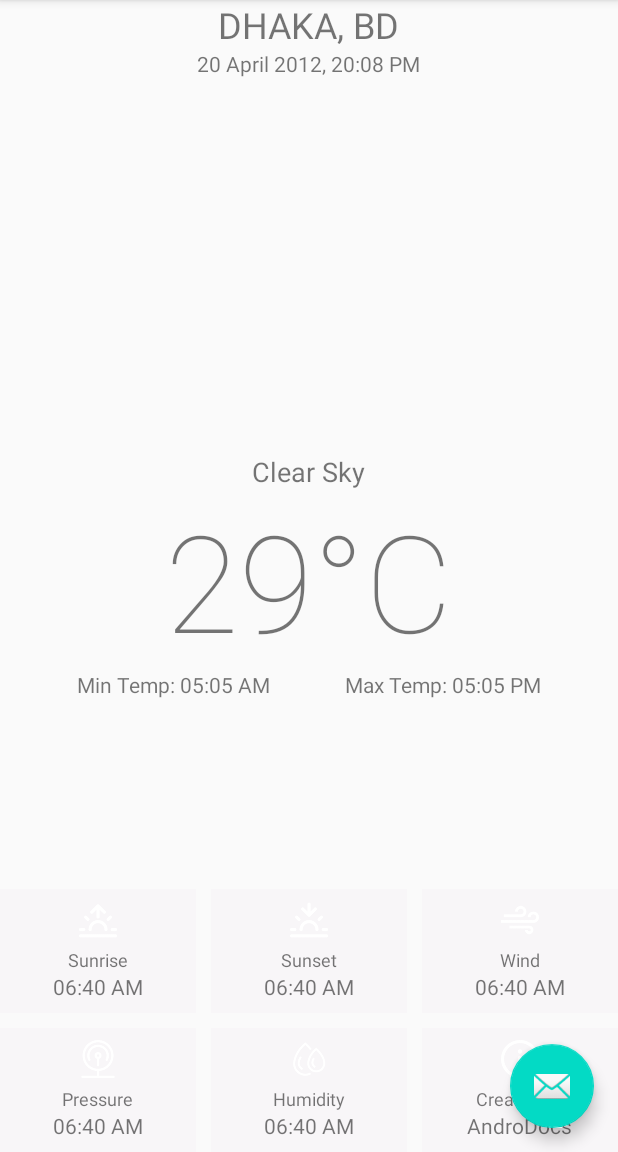
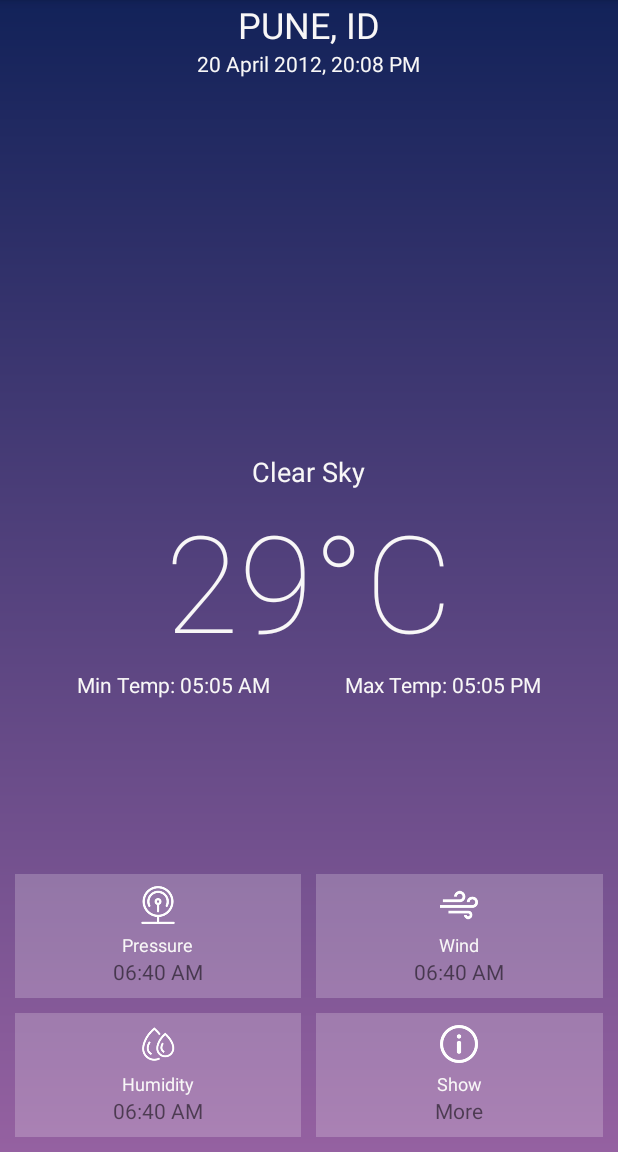
Before and after one commit to sachinsonvane/WeatherApp, an Android app: the WeatherDetails screen opened through its navigation route, on a phone screen of 412 x 824 dp, the part 84-1236 px from its top. Run offline under Robolectric (Android 15) with nearby library versions, the phone set to English and light mode, and no system bars; 2 statements that could not run were skipped.

Commit message:
Api, UI , resource changes
# fetch weather data from server.
# fetch cities local assets file of data.

```diff
--- a/app/src/main/java/com/cname/weatherapp/model/Clouds.kt
+++ b/app/src/main/java/com/cname/weatherapp/model/Clouds.kt
@@ -1,4 +1,4 @@
 package com.cname.weatherapp.model
 
-class Clouds(val all:Long) {
+class Clouds(val all:String) {
 }
--- a/app/src/main/java/com/cname/weatherapp/model/Main.kt
+++ b/app/src/main/java/com/cname/weatherapp/model/Main.kt
@@ -1,5 +1,5 @@
 package com.cname.weatherapp.model
 
-class Main(val temp:Double,val temp_min:Double,val temp_max:Double,val pressure:Double,
-           val sea_level:Double,val grnd_level:Double,val humidity:Double,val temp_kf:Double) {
+class Main(val temp:String,val temp_min:String,val temp_max:String,val pressure:String,
+           val sea_level:String,val grnd_level:String,val humidity:String,val temp_kf:String) {
 }
--- a/app/src/main/java/com/cname/weatherapp/model/WData.kt
+++ b/app/src/main/java/com/cname/weatherapp/model/WData.kt
@@ -1,4 +1,4 @@
 package com.cname.weatherapp.model
 
-class WData(val dt: Long, val main: Main, val weather: Weather, val clouds:Clouds, val wind:Wind, val sys:Sys, val dt_txt:String) {
+class WData(val dt: String, val main: Main, val weather: Weather, val clouds:Clouds, val wind:Wind, val sys:Sys, val dt_txt:String,val city:City) {
 }
--- a/app/src/main/java/com/cname/weatherapp/model/Weather.kt
+++ b/app/src/main/java/com/cname/weatherapp/model/Weather.kt
@@ -1,4 +1,4 @@
 package com.cname.weatherapp.model
 
-class Weather(val id:Long,val main:String,val description:String,val icon:String) {
+class Weather(val id:String,val main:String,val description:String,val icon:String) {
 }
--- a/app/src/main/java/com/cname/weatherapp/model/Wind.kt
+++ b/app/src/main/java/com/cname/weatherapp/model/Wind.kt
@@ -1,4 +1,4 @@
 package com.cname.weatherapp.model
 
-class Wind(val speed:Double,val deg:Double) {
+class Wind(val speed:String,val deg:String) {
 }
--- a/app/src/main/java/com/cname/weatherapp/view/FilterWeathers.kt
+++ b/app/src/main/java/com/cname/weatherapp/view/FilterWeathers.kt
@@ -10,6 +10,7 @@ import android.widget.AdapterView
 import android.widget.ArrayAdapter
 import android.widget.Button
 import android.widget.Toast
+import androidx.lifecycle.LiveData
 import androidx.lifecycle.Observer
 import androidx.lifecycle.ViewModelProvider
 import androidx.navigation.fragment.findNavController
@@ -25,6 +26,8 @@ class FilterWeathers : Fragment() , AdapterView.OnItemSelectedListener{
 
     var mFilterWeathersViewModel: FilterWeathersViewModel? = null
     var mCityInfoList = arrayOf<String>();
+    var mCities: List<City> = arrayListOf<City>()
+
     override fun onCreateView(
             inflater: LayoutInflater, container: ViewGroup?,
             savedInstanceState: Bundle?
@@ -38,15 +41,16 @@ class FilterWeathers : Fragment() , AdapterView.OnItemSelectedListener{
 
         init();
 
-       /* view.findViewById<Button>(R.id.button_first).setOnClickListener {
-            findNavController().navigate(R.id.action_FirstFragment_to_SecondFragment)
-        }*/
+        view.findViewById<Button>(R.id.goToWeatherDetailsBtn).setOnClickListener {
+            findNavController().navigate(R.id.action_FilterWeathersFragment_to_WeatherDetailsFragment)
+        }
     }
 
     fun init(){
         mFilterWeathersViewModel = ViewModelProvider(this)[FilterWeathersViewModel::class.java]
         mFilterWeathersViewModel!!.mCities.observe(this, Observer { cities ->
 
+            mCities = cities;
             setAdapter(cities);
         })
     }
@@ -79,12 +83,7 @@ class FilterWeathers : Fragment() , AdapterView.OnItemSelectedListener{
 
     override fun onItemSelected(parent: AdapterView<*>?, view: View?, position: Int, id: Long) {
 
-        when (view?.id) {
-            1 -> showToast(message = "Spinner 2 Position:${position} and language: ${mCityInfoList[position]}")
-            else -> {
-                showToast(message = "Spinner 1 Position:${position} and language: ${mCityInfoList[position]}")
-            }
-        }
+        MyApplication.getInstance().mCity = mCities.get(position);
     }
 
     private fun showToast(context: Context = activity!!.baseContext, message: String, duration: Int = Toast.LENGTH_LONG) {
--- a/app/src/main/java/com/cname/weatherapp/view/MainActivity.kt
+++ b/app/src/main/java/com/cname/weatherapp/view/MainActivity.kt
@@ -15,10 +15,7 @@ class MainActivity : AppCompatActivity() {
         setContentView(R.layout.activity_main)
         setSupportActionBar(toolbar)
 
-        fab.setOnClickListener { view ->
-            Snackbar.make(view, "Replace with your own action", Snackbar.LENGTH_LONG)
-                    .setAction("Action", null).show()
-        }
+
     }
 
     override fun onCreateOptionsMenu(menu: Menu): Boolean {
--- a/app/src/main/java/com/cname/weatherapp/view/MyApplication.kt
+++ b/app/src/main/java/com/cname/weatherapp/view/MyApplication.kt
@@ -5,18 +5,19 @@ import android.content.Context
 import android.net.ConnectivityManager
 import android.net.NetworkCapabilities
 import android.os.Build
+import com.cname.weatherapp.model.City
 
 class MyApplication : Application() {
 
-    val BASE_URL = "";
+    val BASE_URL = "https://samples.openweathermap.org/data/2.5/forecast?";
+    var API = "439d4b804bc8187953eb36d2a8c26a02"
     val PRIVATE_MODE = 0
     val PREF_TITLE = "title"
-    val PREF_DESCRIPTION = "description"
-    val PREF_IMG_PATH = "imgpath"
-    val PREF_PAGE_TITLE = "page_title"
+
     val PREF_ALL_RES_DATA = "all_res_data"
 
     val TIMEOUT = 7000
+    var mCity:City? = null
 
     init {
         instance = this
--- a/app/src/main/res/layout/activity_main.xml
+++ b/app/src/main/res/layout/activity_main.xml
@@ -22,12 +22,5 @@
 
     <include layout="@layout/content_main" />
 
-    <com.google.android.material.floatingactionbutton.FloatingActionButton
-        android:id="@+id/fab"
-        android:layout_width="wrap_content"
-        android:layout_height="wrap_content"
-        android:layout_gravity="bottom|end"
-        android:layout_margin="@dimen/fab_margin"
-        app:srcCompat="@android:drawable/ic_dialog_email" />
 
 </androidx.coordinatorlayout.widget.CoordinatorLayout>
--- a/app/src/main/res/layout/fragment_second.xml
+++ b/app/src/main/res/layout/fragment_second.xml
@@ -4,6 +4,7 @@
     xmlns:tools="http://schemas.android.com/tools"
     android:layout_width="match_parent"
     android:layout_height="match_parent"
+    android:background="@drawable/bg_gradient"
     tools:context="com.cname.weatherapp.view.WeatherDetails">
 
     <RelativeLayout android:id="@+id/mainContainer" android:layout_width="match_parent"
@@ -11,11 +12,13 @@
         <LinearLayout android:id="@+id/addressContainer" android:layout_width="match_parent"
             android:layout_height="wrap_content" android:orientation="vertical"
             android:gravity="center">
-            <TextView android:id="@+id/address" android:layout_width="wrap_content"
+            <TextView android:id="@+id/addressTxt" android:layout_width="wrap_content"
                 android:layout_height="wrap_content" android:textSize="24dp"
-                android:text="DHAKA, BD"/>
-            <TextView android:id="@+id/updated_at" android:layout_width="wrap_content"
+                android:textColor="@color/weatherDetailsTxtColor"
+                android:text="PUNE, ID"/>
+            <TextView android:id="@+id/updatedAtTxt" android:layout_width="wrap_content"
                 android:layout_height="wrap_content" android:textSize="14dp"
+                android:textColor="@color/weatherDetailsTxtColor"
                 android:text="20 April 2012, 20:08 PM"/>
         </LinearLayout>
 
@@ -24,57 +27,49 @@
             android:layout_height="wrap_content" android:orientation="vertical"
             android:layout_centerInParent="true">
 
-            <TextView android:id="@+id/status" android:layout_width="wrap_content"
+            <TextView android:id="@+id/statusTxt" android:layout_width="wrap_content"
                 android:layout_height="wrap_content" android:textSize="18dp"
                 android:layout_gravity="center"
+                android:textColor="@color/weatherDetailsTxtColor"
                 android:text="Clear Sky"/>
-            <TextView android:id="@+id/temp" android:layout_width="wrap_content"
+            <TextView android:id="@+id/tempTxt" android:layout_width="wrap_content"
                 android:layout_height="wrap_content" android:textSize="90dp"
                 android:fontFamily="sans-serif-thin" android:layout_gravity="center"
+                android:textColor="@color/weatherDetailsTxtColor"
                 android:text="29°C"/>
 
             <LinearLayout android:layout_width="match_parent" android:layout_height="wrap_content"
                 android:orientation="horizontal" android:gravity="center">
-                <TextView android:id="@+id/temp_min" android:layout_width="wrap_content"
+                <TextView android:id="@+id/tempMinTxt" android:layout_width="wrap_content"
+                    android:textColor="@color/weatherDetailsTxtColor"
                     android:layout_height="wrap_content" android:text="Min Temp: 05:05 AM"/>
                 <Space android:layout_width="50dp" android:layout_height="wrap_content"/>
 
-                <TextView android:id="@+id/temp_max" android:layout_width="wrap_content"
+                <TextView android:id="@+id/tempMaxTxt" android:layout_width="wrap_content"
+                    android:textColor="@color/weatherDetailsTxtColor"
                     android:layout_height="wrap_content" android:text="Max Temp: 05:05 PM"/>
             </LinearLayout>
 
         </LinearLayout>
 
-
         <LinearLayout android:id="@+id/detailsContainer" android:layout_width="match_parent"
             android:layout_height="wrap_content" android:orientation="vertical"
             android:layout_alignParentBottom="true">
+
             <LinearLayout android:layout_width="match_parent" android:layout_height="wrap_content"
-                android:orientation="horizontal" android:weightSum="3">
-                <LinearLayout android:layout_width="0dp" android:layout_height="wrap_content"
-                    android:orientation="vertical" android:layout_weight="1"
-                    android:gravity="center" android:padding="8dp"
-                    android:background="#3CF1EBF1">
-                    <ImageView android:layout_width="25dp" android:layout_height="25dp"
-                        android:src="@drawable/sunrise" android:tint="#FFFFFF"/>
-                    <Space android:layout_width="wrap_content" android:layout_height="5dp"/>
-                    <TextView android:layout_width="wrap_content" android:layout_height="wrap_content"
-                        android:textSize="12dp" android:text="Sunrise"/>
-                    <TextView android:id="@+id/sunrise" android:layout_width="wrap_content"
-                        android:layout_height="wrap_content" android:textSize="14dp"
-                        android:text="06:40 AM"/>
-                </LinearLayout>
+                android:orientation="horizontal" android:weightSum="2">
                 <Space android:layout_width="10dp" android:layout_height="wrap_content"/>
                 <LinearLayout android:layout_width="0dp" android:layout_height="wrap_content"
                     android:orientation="vertical" android:layout_weight="1"
                     android:gravity="center" android:padding="8dp"
                     android:background="#3CF1EBF1">
                     <ImageView android:layout_width="25dp" android:layout_height="25dp"
-                        android:src="@drawable/sunset" android:tint="#FFFFFF"/>
+                        android:src="@drawable/pressure" android:tint="#FFFFFF"/>
                     <Space android:layout_width="wrap_content" android:layout_height="5dp"/>
                     <TextView android:layout_width="wrap_content" android:layout_height="wrap_content"
-                        android:textSize="12dp" android:text="Sunset"/>
-                    <TextView android:id="@+id/sunset" android:layout_width="wrap_content"
+                        android:textColor="@color/weatherDetailsTxtColor"
+                        android:textSize="12dp" android:text="Pressure"/>
+                    <TextView android:id="@+id/pressureTxt" android:layout_width="wrap_content"
                         android:layout_height="wrap_content" android:textSize="14dp"
                         android:text="06:40 AM"/>
                 </LinearLayout>
@@ -87,31 +82,21 @@
                         android:src="@drawable/wind" android:tint="#FFFFFF"/>
                     <Space android:layout_width="wrap_content" android:layout_height="5dp"/>
                     <TextView android:layout_width="wrap_content" android:layout_height="wrap_content"
+                        android:textColor="@color/weatherDetailsTxtColor"
                         android:textSize="12dp" android:text="Wind"/>
-                    <TextView android:id="@+id/wind" android:layout_width="wrap_content"
+                    <TextView android:id="@+id/windTxt" android:layout_width="wrap_content"
                         android:layout_height="wrap_content" android:textSize="14dp"
                         android:text="06:40 AM"/>
                 </LinearLayout>
+                <Space android:layout_width="10dp" android:layout_height="wrap_content"/>
             </LinearLayout>
 
             <Space android:layout_width="wrap_content" android:layout_height="10dp"/>
 
             <LinearLayout android:layout_width="match_parent" android:layout_height="wrap_content"
-                android:orientation="horizontal" android:weightSum="3">
-                <LinearLayout android:layout_width="0dp" android:layout_height="wrap_content"
-                    android:orientation="vertical" android:layout_weight="1"
-                    android:gravity="center" android:padding="8dp"
-                    android:background="#3CF1EBF1">
-                    <ImageView android:layout_width="25dp" android:layout_height="25dp"
-                        android:src="@drawable/pressure" android:tint="#FFFFFF"/>
-                    <Space android:layout_width="wrap_content" android:layout_height="5dp"/>
-                    <TextView android:layout_width="wrap_content" android:layout_height="wrap_content"
-                        android:textSize="12dp" android:text="Pressure"/>
-                    <TextView android:id="@+id/pressure" android:layout_width="wrap_content"
-                        android:layout_height="wrap_content" android:textSize="14dp"
-                        android:text="06:40 AM"/>
-                </LinearLayout>
+                android:orientation="horizontal" android:weightSum="2">
                 <Space android:layout_width="10dp" android:layout_height="wrap_content"/>
+
                 <LinearLayout android:layout_width="0dp" android:layout_height="wrap_content"
                     android:orientation="vertical" android:layout_weight="1"
                     android:gravity="center" android:padding="8dp"
@@ -120,8 +105,9 @@
                         android:src="@drawable/humidity" android:tint="#FFFFFF"/>
                     <Space android:layout_width="wrap_content" android:layout_height="5dp"/>
                     <TextView android:layout_width="wrap_content" android:layout_height="wrap_content"
+                        android:textColor="@color/weatherDetailsTxtColor"
                         android:textSize="12dp" android:text="Humidity"/>
-                    <TextView android:id="@+id/humidity" android:layout_width="wrap_content"
+                    <TextView android:id="@+id/humidityTxt" android:layout_width="wrap_content"
                         android:layout_height="wrap_content" android:textSize="14dp"
                         android:text="06:40 AM"/>
                 </LinearLayout>
@@ -134,12 +120,15 @@
                         android:src="@drawable/info" android:tint="#FFFFFF"/>
                     <Space android:layout_width="wrap_content" android:layout_height="5dp"/>
                     <TextView android:layout_width="wrap_content" android:layout_height="wrap_content"
-                        android:textSize="12dp" android:text="Created By"/>
+                        android:textColor="@color/weatherDetailsTxtColor"
+                        android:textSize="12dp" android:text="Show"/>
                     <TextView android:id="@+id/about" android:layout_width="wrap_content"
                         android:layout_height="wrap_content" android:textSize="14dp"
-                        android:text="AndroDocs"/>
+                        android:text="More"/>
                 </LinearLayout>
+                <Space android:layout_width="10dp" android:layout_height="wrap_content"/>
             </LinearLayout>
+            <Space android:layout_width="wrap_content" android:layout_height="10dp"/>
         </LinearLayout>
     </RelativeLayout>
 
--- a/app/src/main/res/values/colors.xml
+++ b/app/src/main/res/values/colors.xml
@@ -4,6 +4,7 @@
     <color name="colorPrimaryDark">#3700B3</color>
     <color name="colorAccent">#03DAC5</color>
 
+    <color name="weatherDetailsTxtColor">#F8F7F7</color>
     <color name="shapStartColor">#9561a1</color>
     <color name="shapEndColor">#122259</color>
 </resources>
--- a/app/src/main/res/values/strings.xml
+++ b/app/src/main/res/values/strings.xml
@@ -6,6 +6,7 @@
     <string name="second_fragment_label">Second Fragment</string>
     <string name="next">Next</string>
     <string name="previous">Previous</string>
+    <string name="goToWeatherDetailsPageBtnTxt">Submit</string>
 
     <string name="hello_first_fragment">Hello first fragment</string>
     <string name="hello_second_fragment">Hello second fragment. Arg: %1$s</string>
```
Also changed, not shown: app/src/main/java/com/cname/weatherapp/view/WeatherDetails.kt (+40 -3 lines), app/src/main/java/com/cname/weatherapp/viewmodel/WeathersDetailsViewModel.kt (+80 -5 lines), app/src/main/res/layout/fragment_first.xml (+9 -0 lines).
